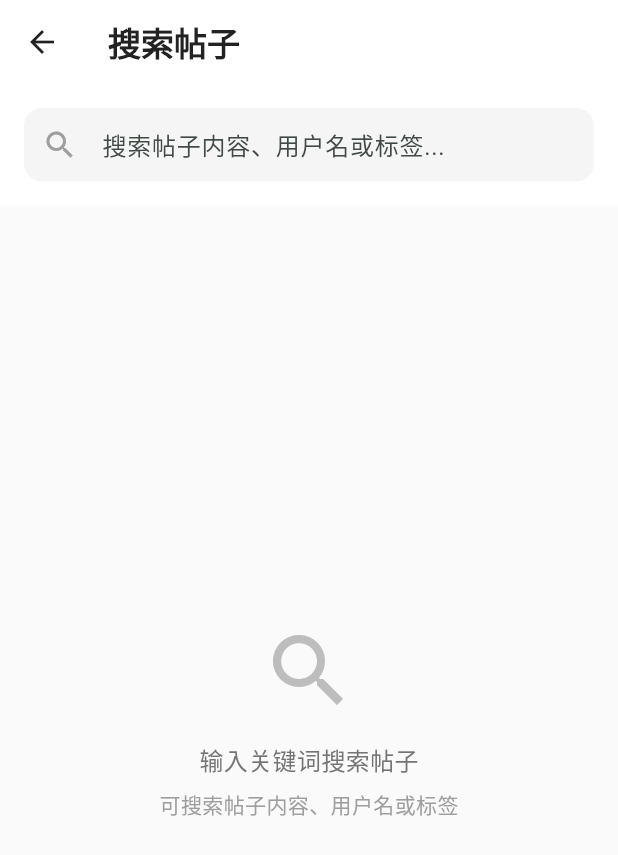
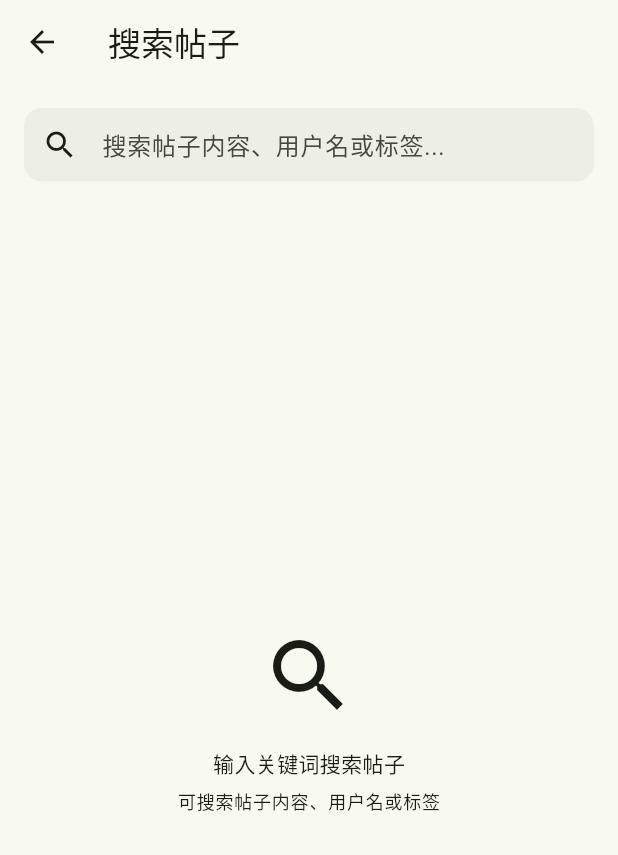
Before and after one commit to sanbei101/school_forum, a Flutter app: the SearchPage screen opened directly, on a phone screen of 412 x 824 dp. Shown: the top 855 px of the screen. Run offline on Flutter 3.47's test engine with Material 3 defaults, Android fonts, the phone set to English and light mode, and no system bars; our stand-ins replace flutter_local_notifications, image_picker, permission_handler, shared_preferences, supabase_flutter; accounts and stored records are empty; network calls fail.

Commit message:
适配theme

```diff
--- a/lib/main.dart
+++ b/lib/main.dart
@@ -70,9 +70,6 @@ class _MainContainerState extends State<MainContainer> {
       ),
       bottomNavigationBar: BottomNavigationBar(
         type: BottomNavigationBarType.fixed,
-        backgroundColor: const Color(0xFF1A1A1A),
-        selectedItemColor: const Color(0xFF00D4AA),
-        unselectedItemColor: Colors.grey,
         currentIndex: _currentIndex,
         onTap: (index) {
           setState(() {
--- a/lib/pages/login.dart
+++ b/lib/pages/login.dart
@@ -21,7 +21,6 @@ class _LoginPageState extends State<LoginPage> {
   @override
   void initState() {
     super.initState();
-    // 检查是否已登录
     LocalStorage.isLoggedIn().then((isLoggedIn) {
       if (isLoggedIn) {
         if (mounted) {
--- a/lib/pages/search.dart
+++ b/lib/pages/search.dart
@@ -1,5 +1,6 @@
 import 'package:flutter/material.dart';
 import 'package:school_forum/api/post.dart';
+import 'package:school_forum/theme.dart';
 
 class SearchPage extends StatefulWidget {
   const SearchPage({super.key});
@@ -46,32 +47,29 @@ class _SearchPageState extends State<SearchPage> {
   @override
   Widget build(BuildContext context) {
     return Scaffold(
-      backgroundColor: Colors.grey[50],
-      appBar: AppBar(
-        elevation: 0,
-        backgroundColor: Colors.white,
-        title: const Text(
-          '搜索帖子',
-          style: TextStyle(color: Colors.black87, fontWeight: FontWeight.w600),
-        ),
-        iconTheme: const IconThemeData(color: Colors.black87),
-      ),
+      appBar: AppBar(title: const Text('搜索帖子')),
       body: Column(
         children: [
           // 搜索框区域
           Container(
-            color: Colors.white,
+            color: context.colorScheme.surface,
             padding: const EdgeInsets.all(16.0),
             child: TextField(
               controller: _searchController,
               onChanged: _performSearch,
               decoration: InputDecoration(
                 hintText: '搜索帖子内容、用户名或标签...',
-                prefixIcon: const Icon(Icons.search, color: Colors.grey),
+                prefixIcon: Icon(
+                  Icons.search,
+                  color: context.colorScheme.onSurface,
+                ),
                 suffixIcon:
                     _searchController.text.isNotEmpty
                         ? IconButton(
-                          icon: const Icon(Icons.clear, color: Colors.grey),
+                          icon: Icon(
+                            Icons.clear,
+                            color: context.colorScheme.onSurface,
+                          ),
                           onPressed: () {
                             _searchController.clear();
                             _performSearch('');
@@ -79,7 +77,7 @@ class _SearchPageState extends State<SearchPage> {
                         )
                         : null,
                 filled: true,
-                fillColor: Colors.grey[100],
+                fillColor: context.colorScheme.surfaceContainer,
                 border: OutlineInputBorder(
                   borderRadius: BorderRadius.circular(12),
                   borderSide: BorderSide.none,
@@ -109,11 +107,15 @@ class _SearchPageState extends State<SearchPage> {
         child: Column(
           mainAxisAlignment: MainAxisAlignment.center,
           children: [
-            Icon(Icons.error_outline, size: 64, color: Colors.red[300]),
+            Icon(
+              Icons.error_outline,
+              size: 64,
+              color: context.colorScheme.error,
+            ),
             const SizedBox(height: 16),
             Text(
               errorMessage!,
-              style: TextStyle(fontSize: 16, color: Colors.red[600]),
+              style: TextStyle(fontSize: 16, color: context.colorScheme.error),
             ),
             const SizedBox(height: 16),
             ElevatedButton(
@@ -130,17 +132,11 @@ class _SearchPageState extends State<SearchPage> {
         child: Column(
           mainAxisAlignment: MainAxisAlignment.center,
           children: [
-            Icon(Icons.search, size: 64, color: Colors.grey[400]),
+            Icon(Icons.search, size: 64, color: context.colorScheme.onSurface),
             const SizedBox(height: 16),
-            Text(
-              '输入关键词搜索帖子',
-              style: TextStyle(fontSize: 16, color: Colors.grey[600]),
-            ),
+            Text('输入关键词搜索帖子', style: context.textTheme.bodyMedium),
             const SizedBox(height: 8),
-            Text(
-              '可搜索帖子内容、用户名或标签',
-              style: TextStyle(fontSize: 14, color: Colors.grey[500]),
-            ),
+            Text('可搜索帖子内容、用户名或标签', style: context.textTheme.labelMedium),
           ],
         ),
       );
@@ -151,17 +147,15 @@ class _SearchPageState extends State<SearchPage> {
         child: Column(
           mainAxisAlignment: MainAxisAlignment.center,
           children: [
-            Icon(Icons.search_off, size: 64, color: Colors.grey[400]),
+            Icon(
+              Icons.search_off,
+              size: 64,
+              color: context.colorScheme.onSurface,
+            ),
             const SizedBox(height: 16),
-            Text(
-              '未找到相关帖子',
-              style: TextStyle(fontSize: 16, color: Colors.grey[600]),
-            ),
+            Text('未找到相关帖子', style: context.textTheme.bodyMedium),
             const SizedBox(height: 8),
-            Text(
-              '试试其他关键词',
-              style: TextStyle(fontSize: 14, color: Colors.grey[500]),
-            ),
+            Text('试试其他关键词', style: context.textTheme.labelMedium),
           ],
         ),
       );
@@ -181,11 +175,11 @@ class _SearchPageState extends State<SearchPage> {
     return Container(
       margin: const EdgeInsets.only(bottom: 16),
       decoration: BoxDecoration(
-        color: Colors.white,
+        color: context.colorScheme.surfaceContainer,
         borderRadius: BorderRadius.circular(12),
         boxShadow: [
           BoxShadow(
-            color: Colors.grey.withValues(alpha: 10),
+            color: context.colorScheme.shadow,
             spreadRadius: 1,
             blurRadius: 6,
             offset: const Offset(0, 2),
@@ -208,10 +202,7 @@ class _SearchPageState extends State<SearchPage> {
                         children: [
                           Text(
                             post.user.username,
-                            style: const TextStyle(
-                              fontWeight: FontWeight.w600,
-                              fontSize: 14,
-                            ),
+                            style: context.textTheme.bodyLarge,
                           ),
                           if (post.tag.isNotEmpty) ...[
                             const SizedBox(width: 8),
@@ -221,15 +212,12 @@ class _SearchPageState extends State<SearchPage> {
                                 vertical: 2,
                               ),
                               decoration: BoxDecoration(
-                                color: Colors.blue[50],
+                                color: context.colorScheme.secondaryContainer,
                                 borderRadius: BorderRadius.circular(4),
                               ),
                               child: Text(
                                 post.tag,
-                                style: TextStyle(
-                                  fontSize: 10,
-                                  color: Colors.blue[700],
-                                ),
+                                style: context.textTheme.labelSmall,
                               ),
                             ),
                           ],
@@ -237,7 +225,7 @@ class _SearchPageState extends State<SearchPage> {
                       ),
                       Text(
                         post.createTime,
-                        style: TextStyle(fontSize: 12, color: Colors.grey[600]),
+                        style: context.textTheme.labelSmall,
                       ),
                     ],
                   ),
@@ -247,10 +235,7 @@ class _SearchPageState extends State<SearchPage> {
             const SizedBox(height: 12),
 
             // 帖子内容
-            Text(
-              post.content,
-              style: const TextStyle(fontSize: 15, height: 1.4),
-            ),
+            Text(post.content, style: context.textTheme.bodyMedium),
 
             // 图片展示
             if (post.images.isNotEmpty) ...[
@@ -263,12 +248,13 @@ class _SearchPageState extends State<SearchPage> {
             // 点赞按钮
             Row(
               children: [
-                Icon(Icons.favorite_border, size: 18, color: Colors.grey[600]),
+                Icon(
+                  Icons.favorite_border,
+                  size: 18,
+                  color: context.colorScheme.onSurface,
+                ),
                 const SizedBox(width: 4),
-                Text(
-                  '${post.likeCount}',
-                  style: TextStyle(fontSize: 14, color: Colors.grey[600]),
-                ),
+                Text('${post.likeCount}', style: context.textTheme.labelMedium),
               ],
             ),
           ],
@@ -291,9 +277,12 @@ class _SearchPageState extends State<SearchPage> {
           errorBuilder: (context, error, stackTrace) {
             return Container(
               height: 200,
-              color: Colors.grey[300],
-              child: const Center(
-                child: Icon(Icons.broken_image, color: Colors.grey),
+              color: context.colorScheme.errorContainer,
+              child: Center(
+                child: Icon(
+                  Icons.broken_image,
+                  color: context.colorScheme.onErrorContainer,
+                ),
               ),
             );
           },
@@ -318,9 +307,12 @@ class _SearchPageState extends State<SearchPage> {
             fit: BoxFit.cover,
             errorBuilder: (context, error, stackTrace) {
               return Container(
-                color: Colors.grey[300],
-                child: const Center(
-                  child: Icon(Icons.broken_image, color: Colors.grey),
+                color: context.colorScheme.errorContainer,
+                child: Center(
+                  child: Icon(
+                    Icons.broken_image,
+                    color: context.colorScheme.onErrorContainer,
+                  ),
                 ),
               );
             },
--- a/lib/theme.dart
+++ b/lib/theme.dart
@@ -1,39 +1,23 @@
 import 'package:flutter/material.dart';
 
 final ThemeData lightTheme = ThemeData(
-  useMaterial3: true,
-  brightness: Brightness.light,
   colorScheme: ColorScheme.fromSeed(
-    seedColor: Colors.greenAccent,
+    seedColor: Colors.lightGreen,
     brightness: Brightness.light,
-  ),
-  scaffoldBackgroundColor: Colors.white,
-
-  appBarTheme: const AppBarTheme(
-    backgroundColor: Colors.lightGreen,
-    foregroundColor: Colors.white,
-    elevation: 4.0,
-  ),
-
-  elevatedButtonTheme: ElevatedButtonThemeData(
-    style: ElevatedButton.styleFrom(
-      backgroundColor: Colors.black,
-      foregroundColor: Colors.white,
-      shape: RoundedRectangleBorder(borderRadius: BorderRadius.circular(8.0)),
-    ),
   ),
 );
 
 final ThemeData darkTheme = ThemeData(
-  useMaterial3: true,
-  brightness: Brightness.dark,
   colorScheme: ColorScheme.fromSeed(
-    seedColor: Colors.black,
+    seedColor: Colors.lightGreen,
     brightness: Brightness.dark,
   ),
-  scaffoldBackgroundColor: Colors.black,
-  appBarTheme: const AppBarTheme(
-    backgroundColor: Colors.black,
-    foregroundColor: Colors.white,
-  ),
 );
+
+extension ThemeExtension on BuildContext {
+  /// 获取当前主题的 TextTheme
+  TextTheme get textTheme => Theme.of(this).textTheme;
+
+  /// 获取当前主题的 ColorScheme
+  ColorScheme get colorScheme => Theme.of(this).colorScheme;
+}
```
Also changed, not shown: lib/pages/home.dart (+36 -67 lines).
